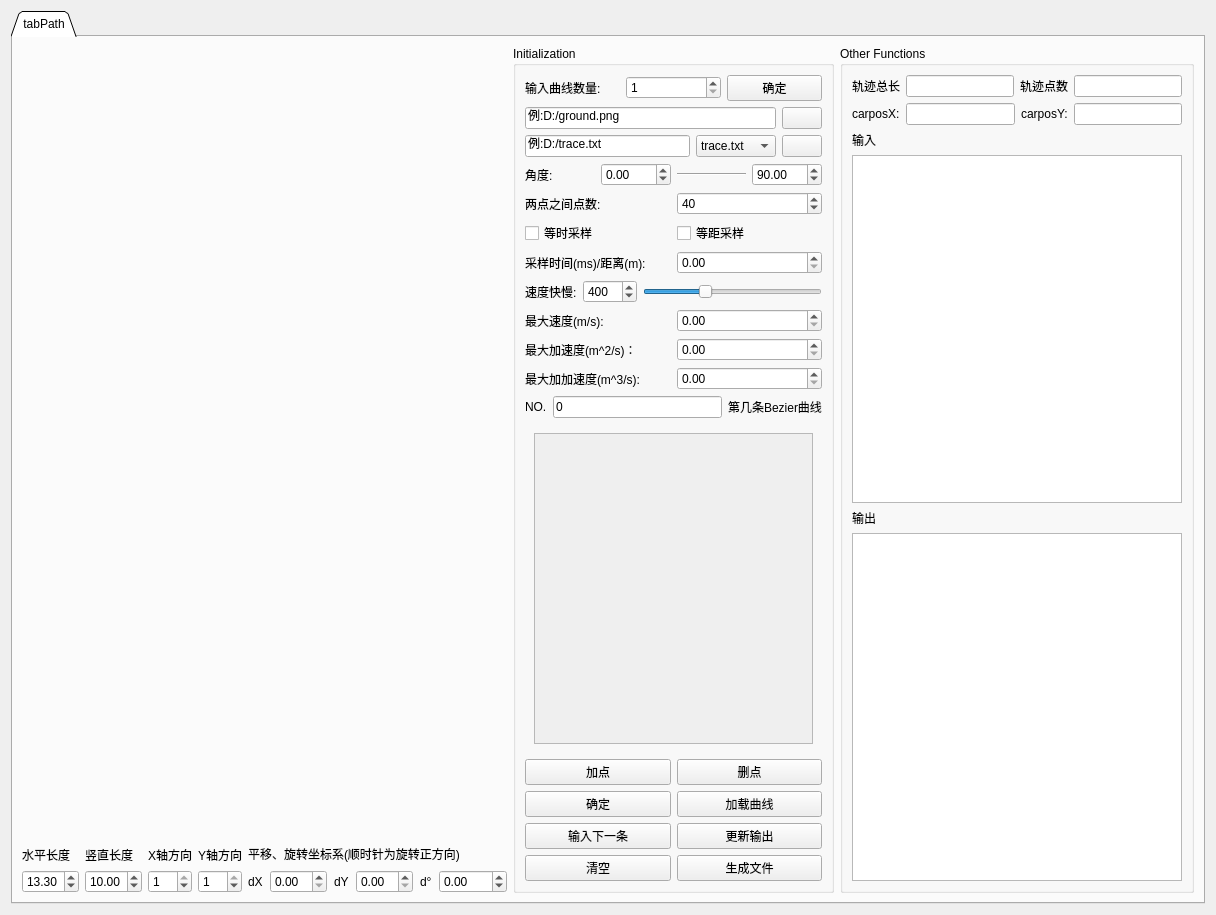
This is pages/pagepath.ui in BUPT-RobotTeam/ToolBox as Qt 5 draws it before an edit. The edited form follows.
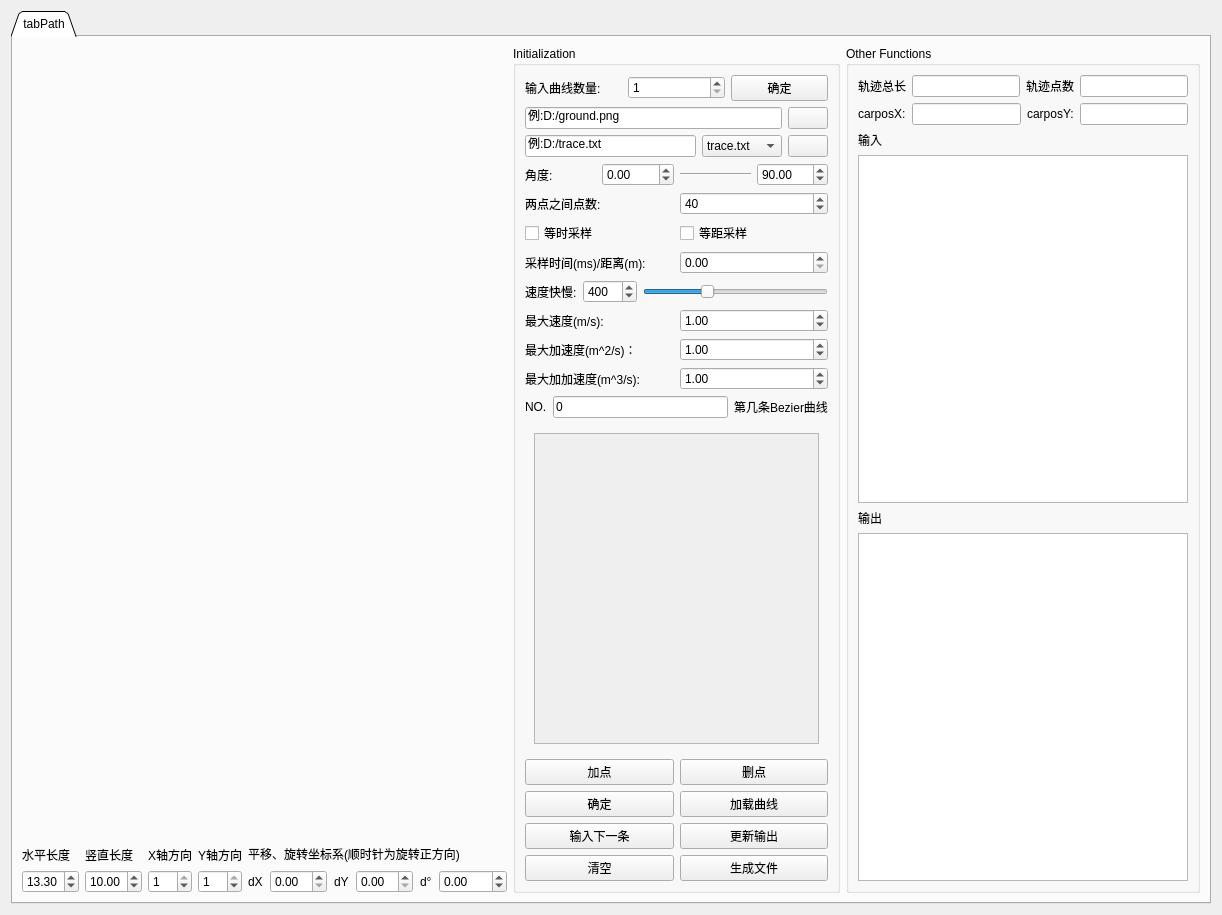
This is the edited form. Icons and pictures are not drawn. Custom widgets are drawn as their Qt base class.

```diff
--- a/pages/pagepath.ui
+++ b/pages/pagepath.ui
@@ -6,7 +6,7 @@
    <rect>
     <x>0</x>
     <y>0</y>
-    <width>1216</width>
+    <width>1222</width>
     <height>915</height>
    </rect>
   </property>
@@ -559,6 +559,9 @@
               <property name="singleStep">
                <double>0.100000000000000</double>
               </property>
+              <property name="value">
+               <double>1.000000000000000</double>
+              </property>
              </widget>
             </item>
            </layout>
@@ -577,6 +580,9 @@
               <property name="singleStep">
                <double>0.100000000000000</double>
               </property>
+              <property name="value">
+               <double>1.000000000000000</double>
+              </property>
              </widget>
             </item>
            </layout>
@@ -595,6 +601,9 @@
               <property name="singleStep">
                <double>0.100000000000000</double>
               </property>
+              <property name="value">
+               <double>1.000000000000000</double>
+              </property>
              </widget>
             </item>
            </layout>
@@ -655,8 +664,8 @@
                  <rect>
                   <x>0</x>
                   <y>0</y>
-                  <width>233</width>
-                  <height>289</height>
+                  <width>229</width>
+                  <height>228</height>
                  </rect>
                 </property>
                 <property name="sizePolicy">
```
